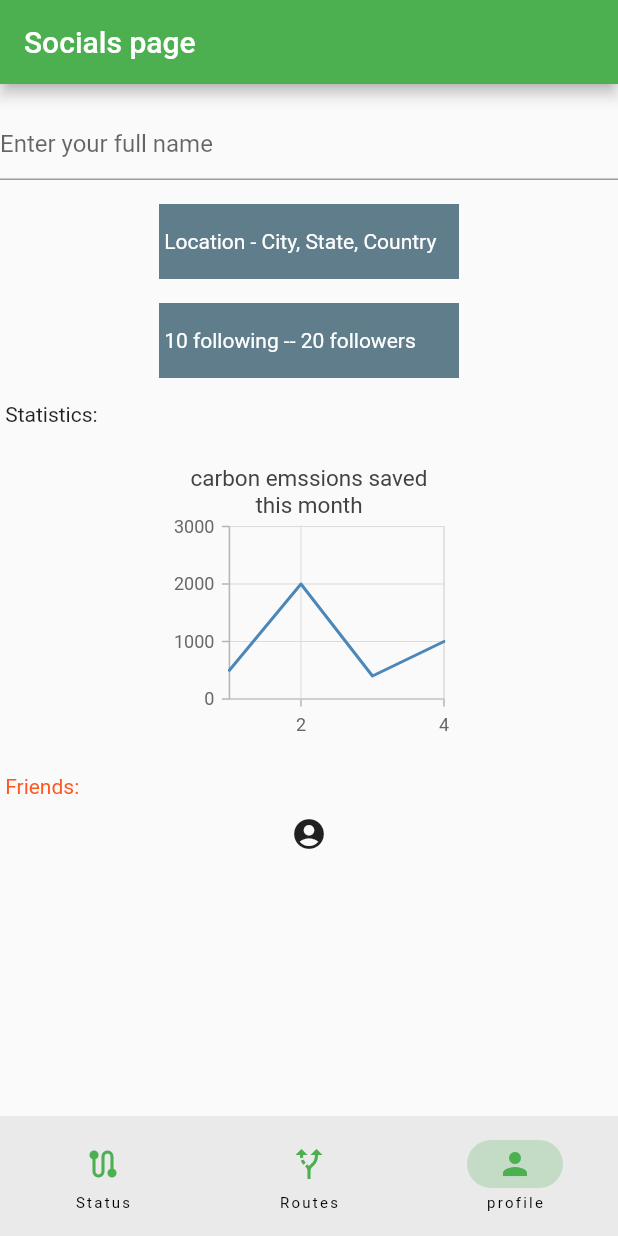
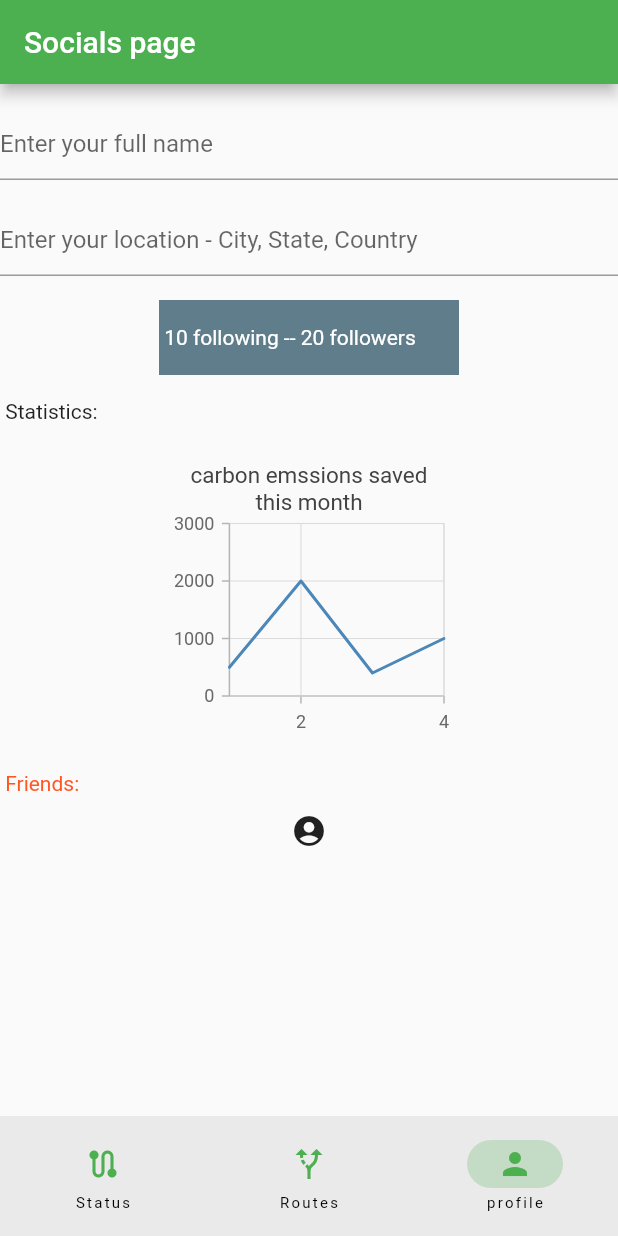
Before and after one commit to Arjdroid/greenifytransit, a Flutter app: the screen it shows after launch, item 3 of the bottom bar chosen, on a phone screen of 412 x 824 dp. Run offline on Flutter 3.47's test engine with Material 2 defaults, Android fonts, the phone set to English and light mode, and no system bars; our stand-ins replace syncfusion_flutter_charts.

Commit message:
Input Forms user details

```diff
--- a/lib/social_page.dart
+++ b/lib/social_page.dart
@@ -42,19 +42,16 @@ class _SocialsPageState extends State<SocialsPage> {
           children: const [Text(' ')],
         ), //empty row
 
-        Container(
-          height: 50,
-          width: 200,
-          color: Colors.blueGrey,
-          child: Row(
-            children: const [
-              // ignore: prefer_const_constructors
-              Text(
-                ' Location - City, State, Country',
-                style: TextStyle(color: Colors.white),
-              ),
-            ],
+        TextFormField(
+          decoration: const InputDecoration(
+            hintText: 'Enter your location - City, State, Country',
           ),
+          validator: (String? value) {
+            if (value == null || value.isEmpty) {
+              return 'Please enter some text';
+            }
+            return null;
+          },
         ),
 
         Row(
```
